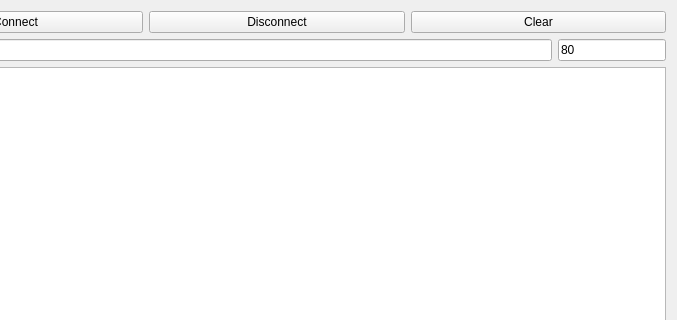
Qt form widget.ui (iinsk/webclient) before a commit; both pictures show x 123 to 800 and y 0 to 320 of the 800 by 600 pixel window.
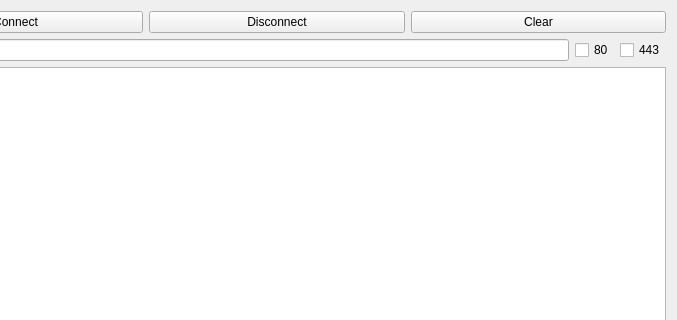
The same form after that commit.

Commit message: Checkbox(TCP/SSL) + state

```diff
--- a/widget.ui
+++ b/widget.ui
@@ -25,16 +25,16 @@
          </property>
         </widget>
        </item>
-       <item>
-        <widget class="QPushButton" name="pbClear">
-         <property name="text">
-          <string>Disconnect</string>
-         </property>
-        </widget>
-       </item>
        <item>
         <widget class="QPushButton" name="pbDisconnect">
          <property name="text">
+          <string>Disconnect</string>
+         </property>
+        </widget>
+       </item>
+       <item>
+        <widget class="QPushButton" name="pbClear">
+         <property name="text">
           <string>Clear</string>
          </property>
         </widget>
@@ -51,18 +51,19 @@
         </widget>
        </item>
        <item>
-        <widget class="QLineEdit" name="lePort">
-         <property name="sizePolicy">
-          <sizepolicy hsizetype="Fixed" vsizetype="Fixed">
-           <horstretch>0</horstretch>
-           <verstretch>0</verstretch>
-          </sizepolicy>
-         </property>
+        <widget class="QCheckBox" name="le80">
          <property name="text">
           <string>80</string>
          </property>
         </widget>
        </item>
+       <item>
+        <widget class="QCheckBox" name="le443">
+         <property name="text">
+          <string>443</string>
+         </property>
+        </widget>
+       </item>
       </layout>
      </item>
      <item>
```
The commit also changes 3 other files.
